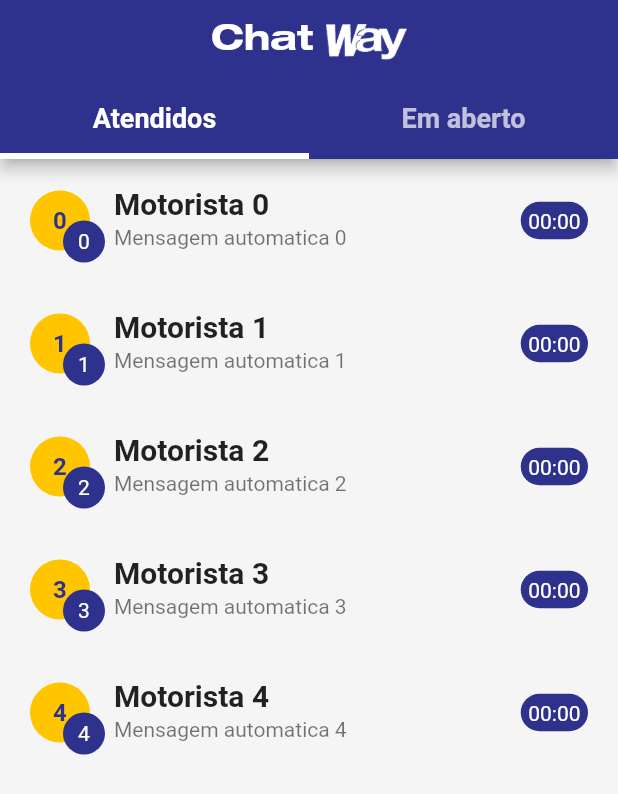
After one commit to wayds-estagio/chatway-appmobile, a Flutter app: the HomeAtendentePage screen opened directly, on a phone screen of 412 x 824 dp. The commit adds this screen. Shown: the top 794 px of the screen. Run offline on Flutter 3.47's test engine with Material 2 defaults, Android fonts, the phone set to English and light mode, and no system bars; our stand-ins replace connectivity, dio, flutter_mobx, flutter_svg, mobx, shared_preferences and 1 more; missing offline and left inert: signalr_client; accounts and stored records are empty; generated files the repository leaves out were written again.

Commit message:
gitflow-feature-stash: Atendente-page

```diff
--- a/lib/app/controllers/chat.controller.dart
+++ b/lib/app/controllers/chat.controller.dart
@@ -25,7 +25,13 @@ abstract class _ChatControllerBase with Store {
   @observable
   bool isAttended = false;
   @observable
-  Chat chat;
+  var chat = Chat(
+    atendente: "Atendente_01",
+    concluido: false,
+    id: "CHAT_ID",
+    motorista: "Motorista_01",
+    unidade: "Unidade_01",
+  );
   @observable
   bool isAtendente = false;
   @observable
@@ -62,8 +68,10 @@ abstract class _ChatControllerBase with Store {
       time: DateTime.now(),
     );
 
+    print(user.toString());
+
     store.value.addMessage(message);
-    connection.invoke("Send", args: [message, chat.id]);
+    connection.invoke("Send", args: [message, "chat.id"]);
 
     clearInputMessage();
   }
@@ -71,7 +79,7 @@ abstract class _ChatControllerBase with Store {
   @action
   Future<void> fetch() async {
     store = getStore().asObservable();
-    await createChat();
+    //await createChat();
     await createSignalRConnection();
   }
 
@@ -80,8 +88,6 @@ abstract class _ChatControllerBase with Store {
 
   @action
   setIsAtendentes(bool value) async {
-    print("setAtendente $value");
-
     if (isAtendente) {
       user = Consts.user;
     } else {
--- a/lib/app/controllers/home.controller.dart
+++ b/lib/app/controllers/home.controller.dart
@@ -24,7 +24,7 @@ abstract class _HomeControllerBase with Store {
 
   @action
   fetchStore() async {
-    store = getStoreApi().asObservable();
+    store = getStore().asObservable();
   }
 
   Future<HomeStore> getStore() async {
--- a/lib/app/pages/home/home.page.dart
+++ b/lib/app/pages/home/home.page.dart
@@ -53,7 +53,7 @@ class HomePage extends StatelessWidget {
   Widget headerExpandableCard(BuildContext context) {
     return Text(
       "Preciso de ajuda",
-      style: Theme.of(context).textTheme.body2,
+      style: Theme.of(context).textTheme.bodyText1,
     );
   }
 }
--- a/lib/app/pages/home/widgets/itemHelp.widget.dart
+++ b/lib/app/pages/home/widgets/itemHelp.widget.dart
@@ -12,7 +12,7 @@ class ItemHelp extends StatelessWidget {
       title: Container(
         child: Text(text,
             textAlign: TextAlign.center,
-            style: Theme.of(context).textTheme.body2),
+            style: Theme.of(context).textTheme.bodyText1),
       ),
       onTap: () {
         // Navigator.of(context).pushNamed('/Chat');
--- /dev/null
+++ b/lib/app/pages/home_atendente/home_atendente.page.dart
@@ -0,0 +1,72 @@
+import 'package:flutter/gestures.dart';
+import 'package:flutter/material.dart';
+
+import 'widgets/list_chat.widget.dart';
+import 'widgets/list_open.widget.dart';
+
+class HomeAtendentePage extends StatefulWidget {
+  @override
+  _HomeAtendentePageState createState() => _HomeAtendentePageState();
+}
+
+class _HomeAtendentePageState extends State<HomeAtendentePage>
+    with SingleTickerProviderStateMixin {
+  TabController _tabController;
+
+  @override
+  void initState() {
+    super.initState();
+
+    _tabController = TabController(length: 2, vsync: this);
+  }
+
+  @override
+  Widget build(BuildContext context) {
+    return Scaffold(
+      appBar: AppBar(
+        title: Row(
+          mainAxisAlignment: MainAxisAlignment.center,
+          children: <Widget>[
+            Text(
+              "Chat ",
+              style: TextStyle(
+                fontFamily: "Helvetica",
+                fontSize: 24,
+              ),
+            ),
+            Image.asset(
+              'assets/images/logo-way-2.png',
+              fit: BoxFit.contain,
+              height: 24,
+            ),
+          ],
+        ),
+        bottom: TabBar(
+          indicatorWeight: 4,
+          labelStyle: TextStyle(
+            fontSize: 18,
+            fontWeight: FontWeight.bold,
+          ),
+          controller: _tabController,
+          indicatorColor: Colors.white,
+          tabs: <Widget>[
+            Tab(
+              text: "Atendidos",
+            ),
+            Tab(
+              text: "Em aberto",
+            ),
+          ],
+        ),
+      ),
+      body: TabBarView(
+        dragStartBehavior: DragStartBehavior.down,
+        controller: _tabController,
+        children: <Widget>[
+          ListChatWidget(),
+          ListOpenWidget(),
+        ],
+      ),
+    );
+  }
+}
--- /dev/null
+++ b/lib/app/pages/home_atendente/widgets/item_chat.widget.dart
@@ -0,0 +1,91 @@
+import 'package:flutter/material.dart';
+
+class ItemChatWidget extends StatelessWidget {
+  final String index;
+  final String title;
+  final String message;
+  final String time;
+  final int newMessages;
+
+  const ItemChatWidget({
+    Key key,
+    @required this.title,
+    @required this.message,
+    @required this.time,
+    @required this.newMessages,
+    @required this.index,
+  }) : super(key: key);
+
+  @override
+  Widget build(BuildContext context) {
+    return ListTile(
+      contentPadding: EdgeInsets.only(left: 20, right: 20, top: 5, bottom: 5),
+      dense: false,
+      title: Text(
+        title,
+        style: TextStyle(fontSize: 20, fontWeight: FontWeight.w600),
+      ),
+      subtitle: Text(
+        message,
+        maxLines: 1,
+        overflow: TextOverflow.ellipsis,
+        style: TextStyle(fontSize: 14),
+      ),
+      leading: Stack(
+        alignment: Alignment.topCenter,
+        overflow: Overflow.visible,
+        children: <Widget>[
+          CircleAvatar(
+            backgroundColor: Theme.of(context).accentColor,
+            child: Text(
+              index,
+              style: TextStyle(
+                  color: Theme.of(context).primaryColor,
+                  fontWeight: FontWeight.bold),
+            ),
+          ),
+          Positioned(
+            right: -10,
+            top: 20,
+            child: Container(
+              height: 28,
+              width: 28,
+              padding: EdgeInsets.all(5),
+              decoration: BoxDecoration(
+                color: Theme.of(context).primaryColor,
+                shape: BoxShape.circle,
+              ),
+              child: Center(
+                child: Text(
+                  newMessages.toString(),
+                  style: TextStyle(color: Colors.white, fontSize: 14),
+                ),
+              ),
+            ),
+          ),
+        ],
+      ),
+      trailing: Row(
+        mainAxisSize: MainAxisSize.min,
+        crossAxisAlignment: CrossAxisAlignment.center,
+        children: <Widget>[
+          Container(
+            height: 25,
+            padding: EdgeInsets.all(5),
+            decoration: BoxDecoration(
+              color: Theme.of(context).primaryColor,
+              borderRadius: BorderRadius.all(Radius.circular(15.0)),
+            ),
+            child: Center(
+              child: Text(
+                time,
+                style: TextStyle(color: Colors.white, fontSize: 14),
+              ),
+            ),
+          ),
+        ],
+      ),
+      onTap: () {},
+    );
+  }
+}
--- /dev/null
+++ b/lib/app/pages/home_atendente/widgets/list_chat.widget.dart
@@ -0,0 +1,23 @@
+import 'package:flutter/material.dart';
+
+import 'item_chat.widget.dart';
+
+class ListChatWidget extends StatelessWidget {
+  @override
+  Widget build(BuildContext context) {
+    return ListView.builder(
+      shrinkWrap: true,
+      physics: ClampingScrollPhysics(),
+      itemCount: 5,
+      itemBuilder: (_, index) {
+        return ItemChatWidget(
+          index: index.toString(),
+          message: "Mensagem automatica $index",
+          newMessages: index,
+          time: "00:00",
+          title: "Motorista $index",
+        );
+      },
+    );
+  }
+}
--- a/lib/app/themes/light/light.theme.dart
+++ b/lib/app/themes/light/light.theme.dart
@@ -9,15 +9,15 @@ ThemeData lightTheme() {
   return ThemeData(
     brightness: brightness,
     textTheme: TextTheme(
-      body1: TextStyle(
+      bodyText2: TextStyle(
         color: primaryColor,
         fontSize: 24,
       ),
-      body2: TextStyle(
+      bodyText1: TextStyle(
         color: primaryColor,
         fontSize: 18,
       ),
-      display1: TextStyle(fontSize: 78),
+      headline4: TextStyle(fontSize: 78),
       button: TextStyle(color: Colors.green),
     ),
     // tabBarTheme:
--- a/lib/app/utils/const.dart
+++ b/lib/app/utils/const.dart
@@ -1,7 +1,7 @@
 import 'package:chatway/app/models/user.model.dart';
 
 class Consts {
-  static String baseURL = 'http://192.168.1.159:5000';
+  static String baseURL = 'http://192.168.100.107:5000';
 
   static final user = User(
     id: "5e5900b183d42a17ec51e4b8",
```
Also changed, not shown: lib/app/pages/home_atendente/widgets/list_open.widget.dart (added, +23 -0 lines), lib/app/pages/select/select.page.dart (+28 -18 lines), lib/app/controllers/chat.controller.g.dart, pubspec.lock, 1 other file.
